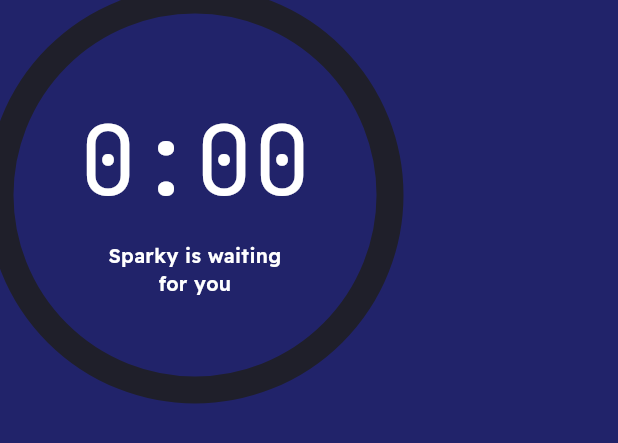
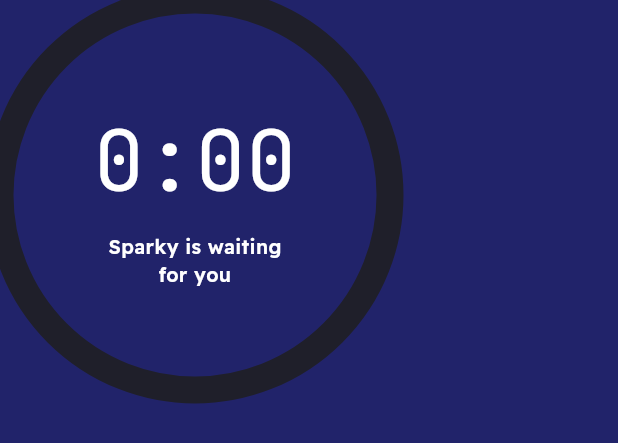
Before and after one commit to l44mz/Kaboom-Implementation, a Flutter app: the _DurationRing widget shown alone on an empty page, opened directly with empty values, on a phone screen of 412 x 824 dp. Shown: the top 443 px of the screen. Run offline on Flutter 3.47's test engine with Material 3 defaults, Android fonts, the light colour scheme and no system bars; our stand-ins replace dio, flutter_secure_storage, go_router, lottie; accounts and stored records are empty; network calls fail.

Commit message:
fix(home): keep the timer text inside the ring

```diff
--- a/frontend/lib/features/home/screens/home_screen.dart
+++ b/frontend/lib/features/home/screens/home_screen.dart
@@ -163,13 +163,19 @@ class _DurationRing extends StatelessWidget {
               color: AppColors.secondary,
             ),
           ),
-          Column(
+          // Keep the text inside the ring: 40 from each edge clears the 18 px band,
+          // and FittedBox shrinks the text if it would still be too wide.
+          Padding(
+            padding: const EdgeInsets.all(40),
+            child: FittedBox(
+              fit: BoxFit.scaleDown,
+              child: Column(
                 mainAxisSize: MainAxisSize.min,
                 children: [
                   Text(
                     '$minutes:00',
                     style: AppTheme.timerStyle.copyWith(
-                  fontSize: 64,
+                      fontSize: 56,
                       color: AppColors.textPrimary,
                     ),
                   ),
@@ -185,6 +191,8 @@ class _DurationRing extends StatelessWidget {
                   ),
                 ],
               ),
+            ),
+          ),
         ],
       ),
     );
```
Lines whose indentation alone changed are shown as unchanged.
